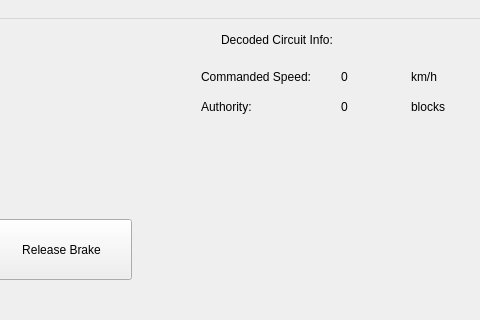
The window that SWTrainController/SWTrainController.ui (marmysl/ece1140) describes before a commit, drawn with Qt 5; both pictures show x 469 to 949 and y 0 to 320 of the 949 by 594 pixel window.
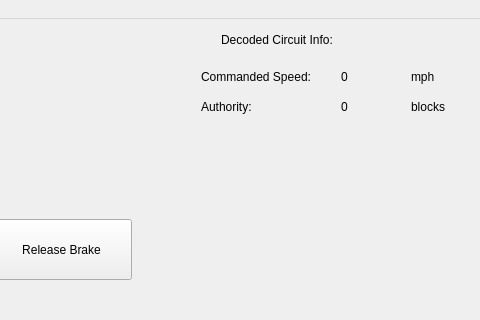
The same window after the commit.

Commit message: fix the swtc UI oops

```diff
--- a/SWTrainController/SWTrainController.ui
+++ b/SWTrainController/SWTrainController.ui
@@ -518,7 +518,7 @@
      </rect>
     </property>
     <property name="text">
-     <string>km/h</string>
+     <string>mph</string>
     </property>
    </widget>
    <widget class="QLabel" name="kW_5">
```
The commit also changes 1 other file.
